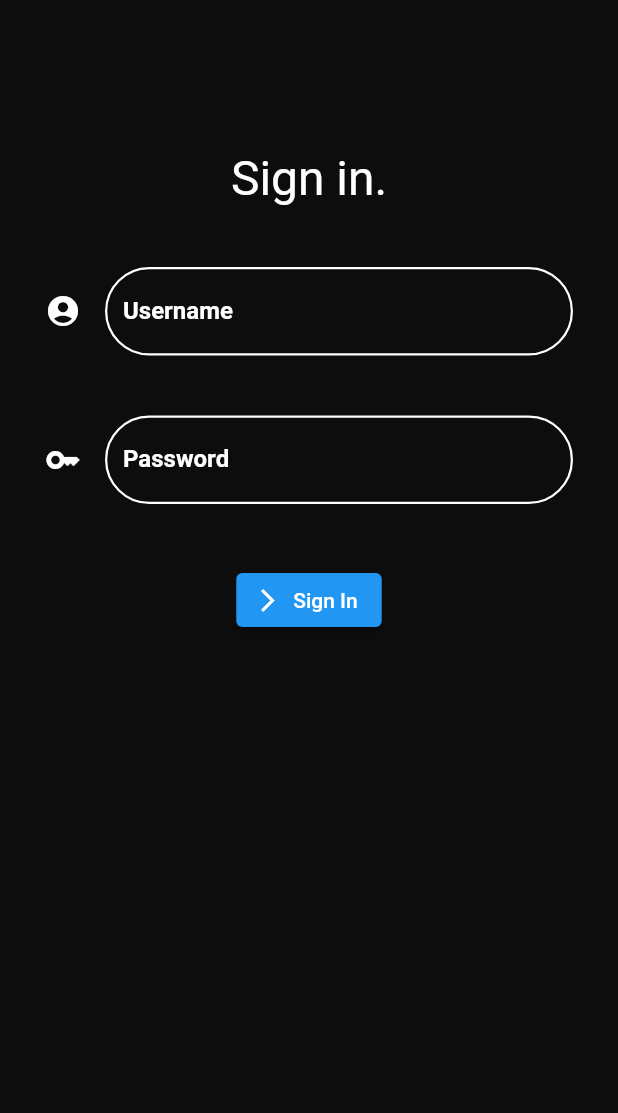
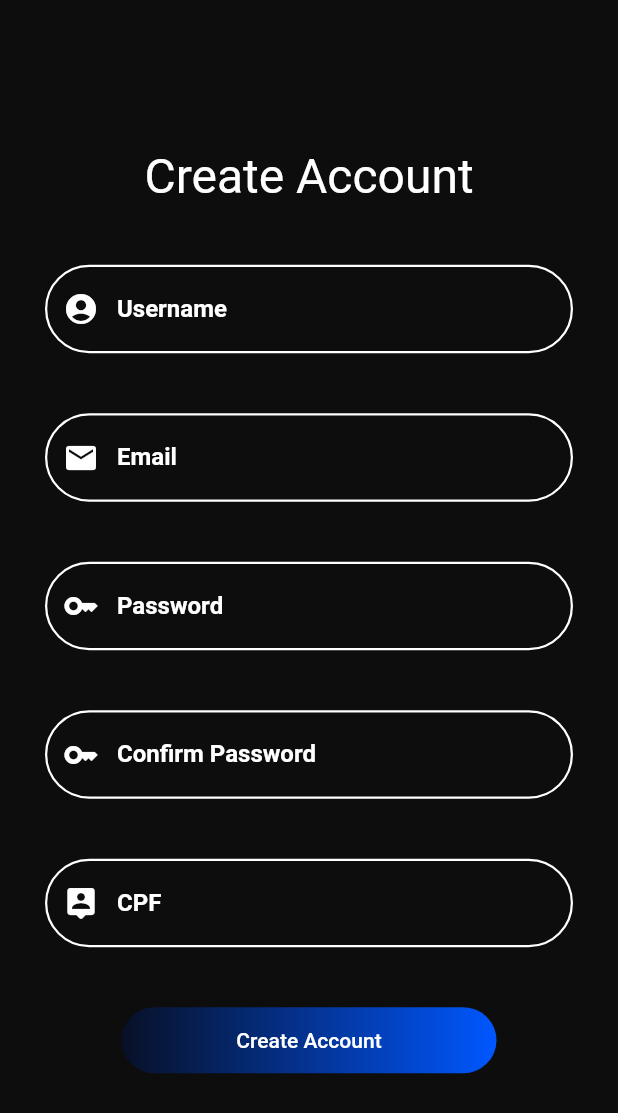
Before and after one commit to rzschrb/front_ecoaqua, a Flutter app: the screen it shows after launch, after a tap on "Sign In", on a phone screen of 412 x 824 dp. Shown: the top 1113 px of the screen. Run offline on Flutter 3.47's test engine with Material 2 defaults, Android fonts, the phone set to English and light mode, and no system bars.

Commit message:
Added "Create Account" screen and Gradient Widget

```diff
--- /dev/null
+++ b/lib/createAccount.dart
@@ -0,0 +1,181 @@
+import 'package:flutter/material.dart';
+import 'package:front_ecoaqua/widget/button_gradient.dart';
+
+import 'package:front_ecoaqua/main.dart';
+
+class CreateAccountPage extends StatelessWidget {
+  const CreateAccountPage({super.key});
+
+  // This widget is the root of your application.
+  @override
+  Widget build(BuildContext context) {
+    return MaterialApp(
+      title: 'Flutter Demo',
+      theme: ThemeData(
+        // This is the theme of your application.
+        primarySwatch: Colors.blue,
+      ),
+      home: const CreateAccountHome(title: 'Flutter Demo Home Page'),
+    );
+  }
+}
+
+class CreateAccountHome extends StatefulWidget {
+  const CreateAccountHome({super.key, required this.title});
+
+  final String title;
+
+  @override
+  State<CreateAccountHome> createState() => _CreateAccountHomeState();
+}
+
+class _CreateAccountHomeState extends State<CreateAccountHome> {
+
+  @override
+  Widget build(BuildContext context) {
+    // This method is rerun every time setState is called, for instance as done
+    // by the _incrementCounter method above.
+    //
+    // The Flutter framework has been optimized to make rerunning build methods
+    // fast, so that you can just rebuild anything that needs updating rather
+    // than having to individually change instances of widgets.
+    return Scaffold(
+      backgroundColor: const Color.fromARGB(255, 13, 13, 13),
+      body: Center(
+        child: Column(
+          mainAxisAlignment: MainAxisAlignment.center,
+          children: <Widget>[
+            const Padding(
+              padding: EdgeInsets.fromLTRB(0.0, 0.0, 0, 10.0),
+              child:
+              Text(
+                  'Create Account',
+                  style: TextStyle(color: Colors.white, fontSize: 32)
+              ),
+            ),
+            Padding(
+              padding: const EdgeInsets.fromLTRB(30.0, 30.0, 30.0, 10.0),
+              child:
+              TextFormField(
+                decoration: const InputDecoration(
+                  prefixIcon: Icon(Icons.account_circle, color: Colors.white),
+                  labelText: 'Username',
+                  labelStyle: TextStyle(
+                      color: Colors.white,
+                      fontWeight: FontWeight.bold
+                  ),
+                  border: OutlineInputBorder(
+                      borderRadius: BorderRadius.all(Radius.circular(30.0))
+                  ),
+                  enabledBorder: OutlineInputBorder(
+                      borderRadius: BorderRadius.all(Radius.circular(30.0)),
+                      borderSide: BorderSide(color: Colors.white, width: 1.5)
+                  ),
+                ),
+              ),
+            ),
+            Padding(
+              padding: const EdgeInsets.fromLTRB(30.0, 30.0, 30, 10.0),
+              child:
+              TextFormField(
+                decoration: const InputDecoration(
+                  prefixIcon: Icon(Icons.email, color: Colors.white),
+                  labelText: 'Email',
+                  labelStyle: TextStyle(
+                      color: Colors.white,
+                      fontWeight: FontWeight.bold
+                  ),
+                  border: OutlineInputBorder(
+                      borderRadius: BorderRadius.all(Radius.circular(30.0))
+                  ),
+                  enabledBorder: OutlineInputBorder(
+                      borderRadius: BorderRadius.all(Radius.circular(30.0)),
+                      borderSide: BorderSide(color: Colors.white, width: 1.5)
+                  ),
+                ),
+              ),
+            ),
+            Padding(
+              padding: const EdgeInsets.fromLTRB(30.0, 30.0, 30, 10.0),
+              child:
+              TextFormField(
+                decoration: const InputDecoration(
+                  prefixIcon: Icon(Icons.key, color: Colors.white),
+                  labelText: 'Password',
+                  labelStyle: TextStyle(
+                      color: Colors.white,
+                      fontWeight: FontWeight.bold
+                  ),
+                  border: OutlineInputBorder(
+                      borderRadius: BorderRadius.all(Radius.circular(30.0))
+                  ),
+                  enabledBorder: OutlineInputBorder(
+                      borderRadius: BorderRadius.all(Radius.circular(30.0)),
+                      borderSide: BorderSide(color: Colors.white, width: 1.5)
+                  ),
+                ),
+              ),
+            ),
+            Padding(
+              padding: const EdgeInsets.fromLTRB(30.0, 30.0, 30, 10.0),
+              child:
+              TextFormField(
+                decoration: const InputDecoration(
+                  prefixIcon: Icon(Icons.key, color: Colors.white),
+                  labelText: 'Confirm Password',
+                  labelStyle: TextStyle(
+                      color: Colors.white,
+                      fontWeight: FontWeight.bold
+                  ),
+                  border: OutlineInputBorder(
+                      borderRadius: BorderRadius.all(Radius.circular(30.0))
+                  ),
+                  enabledBorder: OutlineInputBorder(
+                      borderRadius: BorderRadius.all(Radius.circular(30.0)),
+                      borderSide: BorderSide(color: Colors.white, width: 1.5)
+                  ),
+                ),
+              ),
+            ),
+            Padding(
+              padding: const EdgeInsets.fromLTRB(30.0, 30.0, 30, 10.0),
+              child:
+              TextFormField(
+                decoration: const InputDecoration(
+                  prefixIcon: Icon(Icons.person_pin_rounded, color: Colors.white),
+                  labelText: 'CPF',
+                  labelStyle: TextStyle(
+                      color: Colors.white,
+                      fontWeight: FontWeight.bold
+                  ),
+                  border: OutlineInputBorder(
+                      borderRadius: BorderRadius.all(Radius.circular(30.0))
+                  ),
+                  enabledBorder: OutlineInputBorder(
+                      borderRadius: BorderRadius.all(Radius.circular(30.0)),
+                      borderSide: BorderSide(color: Colors.white, width: 1.5)
+                  ),
+                ),
+              ),
+            ),
+            Padding(
+                padding: const EdgeInsets.fromLTRB(30.0, 30.0, 30, 10.0),
+                child:
+                BtnGradient(
+                  width: 250,
+                  borderRadius: BorderRadius.circular(30),
+                  onPressed: () {
+                    // Respond to button press
+                    Navigator.push(
+                        context, MaterialPageRoute(builder: (context) => const MyApp())
+                    );
+                  },
+                  child: const Text('Create Account'),
+                )
+            ),
+          ],
+        ),
+      ), // This trailing comma makes auto-formatting nicer for build methods.
+    );
+  }
+}
--- a/lib/main.dart
+++ b/lib/main.dart
@@ -1,4 +1,7 @@
 import 'package:flutter/material.dart';
+import 'package:front_ecoaqua/widget/button_gradient.dart';
+
+import 'createAccount.dart';
 
 void main() {
   runApp(const MyApp());
@@ -11,12 +14,12 @@ class MyApp extends StatelessWidget {
   @override
   Widget build(BuildContext context) {
     return MaterialApp(
-      title: 'Flutter Demo',
+      title: 'EcoAqua Sign In',
       theme: ThemeData(
         // This is the theme of your application.
         primarySwatch: Colors.blue,
       ),
-      home: const MyHomePage(title: 'Flutter Demo Home Page'),
+      home: const MyHomePage(title: 'EcoAqua Sign In Page'),
     );
   }
 }
@@ -31,18 +34,6 @@ class MyHomePage extends StatefulWidget {
 }
 
 class _MyHomePageState extends State<MyHomePage> {
-  int _counter = 0;
-
-  void _incrementCounter() {
-    setState(() {
-      // This call to setState tells the Flutter framework that something has
-      // changed in this State, which causes it to rerun the build method below
-      // so that the display can reflect the updated values. If we changed
-      // _counter without calling setState(), then the build method would not be
-      // called again, and so nothing would appear to happen.
-      _counter++;
-    });
-  }
 
   @override
   Widget build(BuildContext context) {
@@ -53,16 +44,17 @@ class _MyHomePageState extends State<MyHomePage> {
     // fast, so that you can just rebuild anything that needs updating rather
     // than having to individually change instances of widgets.
     return Scaffold(
-      backgroundColor: Color.fromARGB(255, 13, 13, 13),
+      backgroundColor: const Color.fromARGB(255, 13, 13, 13),
       body: Center(
         child: Column(
+          mainAxisAlignment: MainAxisAlignment.center,
           children: <Widget>[
             const Padding(
-              padding: EdgeInsets.fromLTRB(0.0, 100.0, 0, 10.0),
+              padding: EdgeInsets.fromLTRB(0.0, 0.0, 0, 10.0),
               child:
               Text(
                 'Sign in.',
-                style: TextStyle(color: Colors.white, fontSize: 32)
+                style: TextStyle(color: Colors.white, fontSize: 32),
               ),
             ),
             Padding(
@@ -70,7 +62,7 @@ class _MyHomePageState extends State<MyHomePage> {
               child:
               TextFormField(
                 decoration: const InputDecoration(
-                  icon: Icon(Icons.account_circle, color: Colors.white),
+                  prefixIcon: Icon(Icons.account_circle, color: Colors.white),
                   labelText: 'Username',
                   labelStyle: TextStyle(
                       color: Colors.white,
@@ -91,7 +83,7 @@ class _MyHomePageState extends State<MyHomePage> {
               child:
               TextFormField(
                 decoration: const InputDecoration(
-                  icon: Icon(Icons.key, color: Colors.white),
+                  prefixIcon: Icon(Icons.key, color: Colors.white),
                   labelText: 'Password',
                   labelStyle: TextStyle(
                     color: Colors.white,
@@ -110,12 +102,16 @@ class _MyHomePageState extends State<MyHomePage> {
             Padding(
               padding: const EdgeInsets.fromLTRB(30.0, 30.0, 30, 10.0),
               child:
-              ElevatedButton.icon(
+              BtnGradient(
+                width: 250,
+                borderRadius: BorderRadius.circular(30),
                 onPressed: () {
                   // Respond to button press
+                  Navigator.push(
+                      context, MaterialPageRoute(builder: (context) => const CreateAccountPage())
+                  );
                 },
-                icon: const Icon(Icons.arrow_forward_ios, size: 18),
-                label: const Text("Sign In"),
+                child: const Text("Sign In"),
               )
             ),
           ],
--- /dev/null
+++ b/lib/widget/button_gradient.dart
@@ -0,0 +1,42 @@
+import 'package:flutter/material.dart';
+
+class BtnGradient extends StatelessWidget {
+  final BorderRadiusGeometry? borderRadius;
+  final double? width;
+  final double height;
+  final Gradient gradient;
+  final VoidCallback? onPressed;
+  final Widget child;
+
+  const BtnGradient({
+    Key? key,
+    required this.onPressed,
+    required this.child,
+    this.borderRadius,
+    this.width,
+    this.height = 44.0,
+    this.gradient = const LinearGradient(colors: [Color.fromARGB(255, 8, 16, 39), Color.fromARGB(255, 0, 87, 255)]),
+  }) : super(key: key);
+
+  @override
+  Widget build(BuildContext context) {
+    final borderRadius = this.borderRadius ?? BorderRadius.circular(0);
+    return Container(
+      width: width,
+      height: height,
+      decoration: BoxDecoration(
+        gradient: gradient,
+        borderRadius: borderRadius,
+      ),
+      child: ElevatedButton(
+        onPressed: onPressed,
+        style: ElevatedButton.styleFrom(
+          primary: Colors.transparent,
+          shadowColor: Colors.transparent,
+          shape: RoundedRectangleBorder(borderRadius: borderRadius),
+        ),
+        child: child,
+      ),
+    );
+  }
+}
```
